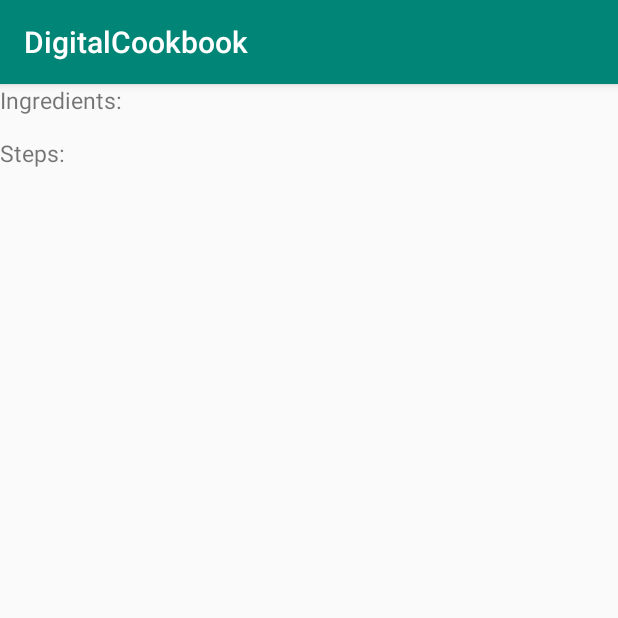
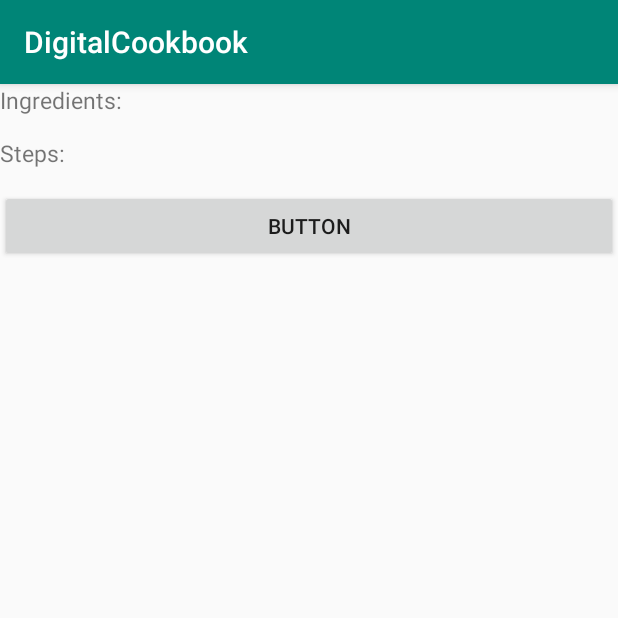
Before and after one commit to Mivinguy/DigitalCookbook, an Android app: the RecipeView screen opened directly, with no data from a screen before it, on a phone screen of 412 x 824 dp, the top half of it. Run offline under Robolectric (Android 15) with nearby library versions, the phone set to English and light mode, and no system bars; our stand-ins replace Firebase (no records; nobody signed in at launch, a user with empty details on screens opened directly); 2 statements that could not run were skipped.

Commit message:
Text to speech started

```diff
--- a/app/src/main/java/com/example/digitalcookbook/MainActivity.java
+++ b/app/src/main/java/com/example/digitalcookbook/MainActivity.java
@@ -114,8 +114,9 @@ public class MainActivity extends AppCompatActivity {
             cardView.setOnClickListener(new View.OnClickListener() {
                 @Override
                 public void onClick(View view) {
-                    Intent intent = new Intent(MainActivity.this, CategoryRecipes.class);
-                    intent.putExtra("com.example.digitalcookbook.Category",selected);
+                    Intent intent = new Intent(MainActivity.this, RecipeView.class);
+                    intent.putExtra("Category", "Dinner");
+                    intent.putExtra("RecipeKey", "r242");
                     startActivity(intent);
                 }
             });
--- a/app/src/main/java/com/example/digitalcookbook/RecipeView.java
+++ b/app/src/main/java/com/example/digitalcookbook/RecipeView.java
@@ -1,7 +1,10 @@
 package com.example.digitalcookbook;
 
 import android.os.Bundle;
+import android.speech.tts.TextToSpeech;
 import android.util.Log;
+import android.view.View;
+import android.widget.Button;
 import android.widget.TextView;
 
 import androidx.annotation.NonNull;
@@ -15,18 +18,33 @@ import com.google.firebase.database.FirebaseDatabase;
 import com.google.firebase.database.annotations.Nullable;
 
 import java.util.HashMap;
+import java.util.Locale;
 import java.util.Map;
 
 public class RecipeView extends AppCompatActivity {
+    Recipe recipe;
+    HashMap<String, String> ingredients = new HashMap<>();
+    HashMap<String, String> steps = new HashMap<>();
+    TextToSpeech currentStepTTS;
+    Button readNextStep;
+    int currentStepNum = 1;
+    int stepNum = 1;
+    int ingrNum = 1;
+
     @Override
     protected void onCreate(Bundle savedInstanceState) {
         super.onCreate(savedInstanceState);
         setContentView(R.layout.activity_recipe);
-
-        HashMap<String, String> ingredients;
-        HashMap<String, String> steps;
         DatabaseReference mDatabase;
-
+        readNextStep =(Button)findViewById(R.id.ttsButton);
+        currentStepTTS = new TextToSpeech(getApplicationContext(), new TextToSpeech.OnInitListener() {
+            @Override
+            public void onInit(int status) {
+                if(status != TextToSpeech.ERROR) {
+                    currentStepTTS.setLanguage(Locale.UK);
+                }
+            }
+        });
         //Intent getters
         Bundle extras = getIntent().getExtras();
         String categoryKey = extras.getString("Category");
@@ -67,6 +85,7 @@ public class RecipeView extends AppCompatActivity {
             public void onChildAdded(@NonNull DataSnapshot dataSnapshot, @Nullable String s) {
 
                 TextView ShowIngredients = (TextView)findViewById(R.id.ingredientsList);
+                ingredients.put("step"+ingrNum,"" + dataSnapshot.getValue());
                 ShowIngredients.append("\n" + dataSnapshot.getValue());
             }
 
@@ -91,14 +110,17 @@ public class RecipeView extends AppCompatActivity {
         mDatabase.child(recipeKey).child("steps").addChildEventListener(new ChildEventListener() {
             @Override
             public void onChildAdded(@NonNull DataSnapshot dataSnapshot, @Nullable String s) {
+
                 TextView ShowSteps = (TextView)findViewById(R.id.stepsList);
+                steps.put("step "+stepNum,"" + dataSnapshot.getValue());
+                stepNum++;
                 ShowSteps.append("\n\n" + dataSnapshot.getValue());
             }
 
             @Override
             public void onChildChanged(@NonNull DataSnapshot dataSnapshot, @Nullable String s) {
             }
-            //copy paste "onChildAdded" once its done
+
 
             @Override
             public void onChildRemoved(@NonNull DataSnapshot dataSnapshot) {
@@ -113,7 +135,35 @@ public class RecipeView extends AppCompatActivity {
             }
         });
 
+        readNextStep.setOnClickListener(new View.OnClickListener() {
+            @Override
+            public void onClick(View v) {
+                //if we want it to be loopable
+                if (currentStepNum > steps.size()) {
+                    currentStepNum = 1;
+                }
+
+                //dont talk over each other
+                if (currentStepTTS.isSpeaking()) {
+                    currentStepTTS.stop();
+                }
+
+                //what to say
+                String toSpeak = steps.get("Step" + currentStepNum);
+
+                currentStepTTS.speak(toSpeak, TextToSpeech.QUEUE_FLUSH, null, null);
+            }
+
+        });
+    }
+
+    public void onPause(){
+        if(currentStepTTS !=null){
+            currentStepTTS.stop();
+            currentStepTTS.shutdown();
+        }
+        super.onPause();
+    }
 
 
-    }
 }
--- a/app/src/main/res/layout/activity_recipe.xml
+++ b/app/src/main/res/layout/activity_recipe.xml
@@ -35,4 +35,10 @@
         android:layout_height="wrap_content"
         android:text=""
         android:textSize="10sp" />
+
+    <Button
+        android:id="@+id/ttsButton"
+        android:layout_width="match_parent"
+        android:layout_height="wrap_content"
+        android:text="Button" />
 </LinearLayout>
```
